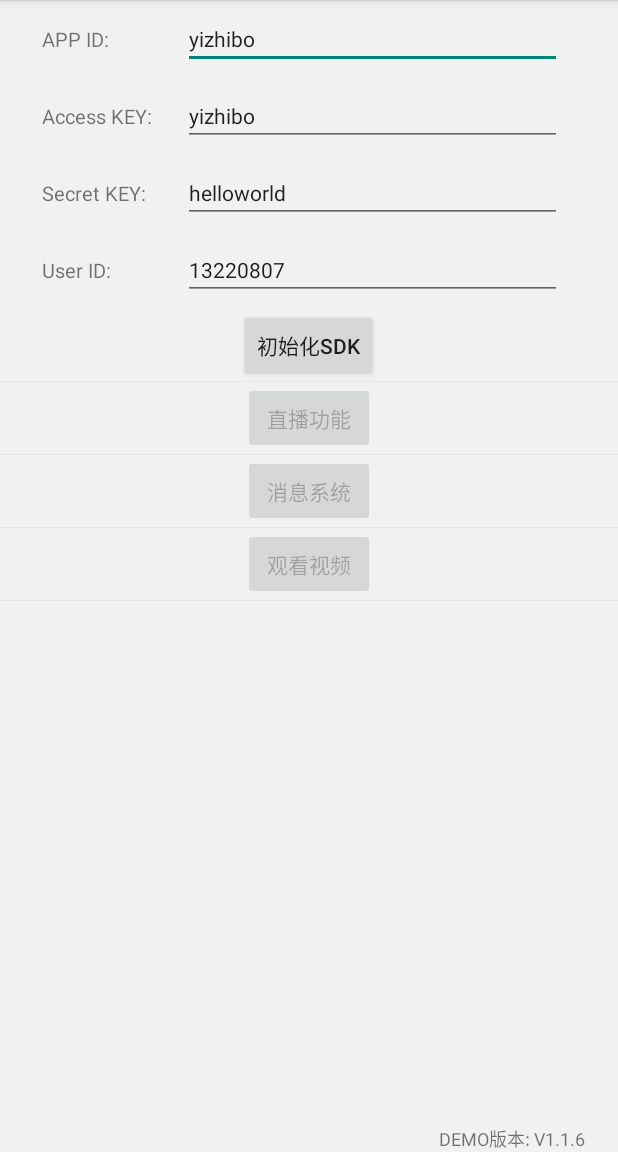
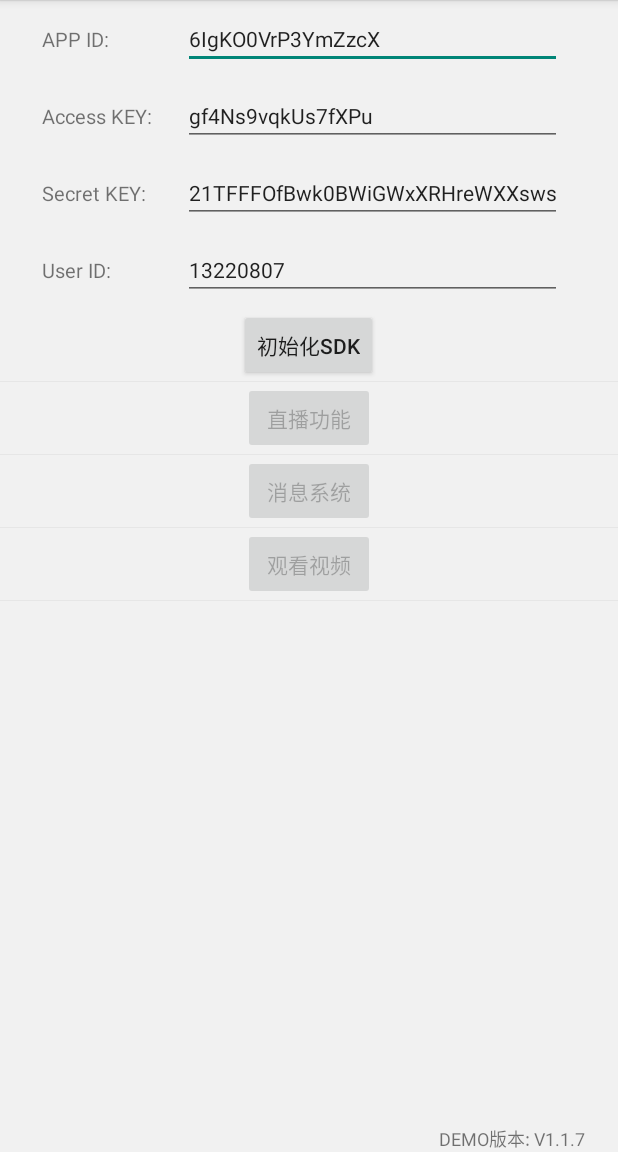
Before and after one commit to easyvaas/EasyLive_Android, an Android app: the screen it shows after launch (MainActivity), on a phone screen of 412 x 824 dp, the part 84-1236 px from its top. Run offline under Robolectric (Android 15) with nearby library versions, the phone set to English and light mode, and no system bars; libraries missing offline, so code that uses them is left out: com.uuzuche.lib_zxing; 2 statements that could not run were skipped.

Commit message:
Release easylive sdk demo v1.1.7

```diff
--- a/demo/src/main/java/com/easyvaas/sdk/demo/MainActivity.java
+++ b/demo/src/main/java/com/easyvaas/sdk/demo/MainActivity.java
@@ -17,9 +17,9 @@ import com.easyvaas.sdk.demo.utils.SingleToast;
 public class MainActivity extends ActionBarActivity {
     private final static String TAG = MainActivity.class.getSimpleName();
 
-    private final static String APP_ID = "yizhibo";
-    private final static String ACCESS_KEY = "yizhibo";
-    private final static String SECRET_KEY = "helloworld";
+    private final static String APP_ID = "6IgKO0VrP3YmZzcX";
+    private final static String ACCESS_KEY = "gf4Ns9vqkUs7fXPu";
+    private final static String SECRET_KEY = "21TFFFOfBwk0BWiGWxXRHreWXXsws59l";
     private final static String USER_ID = "13220807";
 
     private EditText appIdEt;
```
Also changed, not shown: demo/build.gradle (+4 -4 lines), 2 other files.
